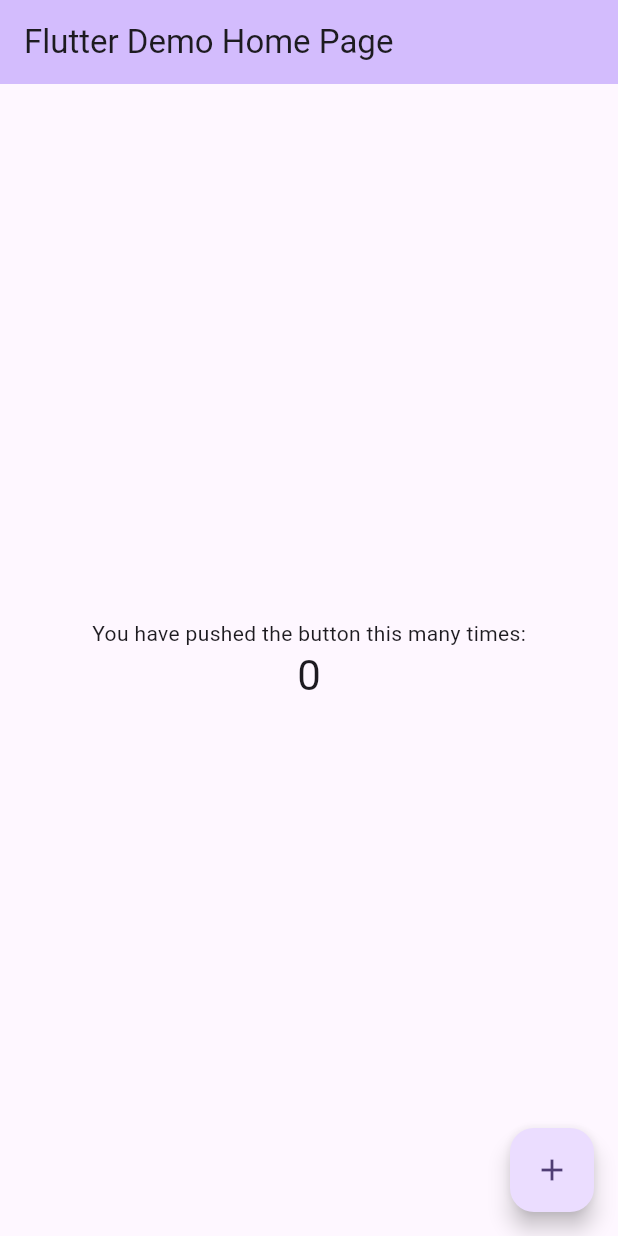
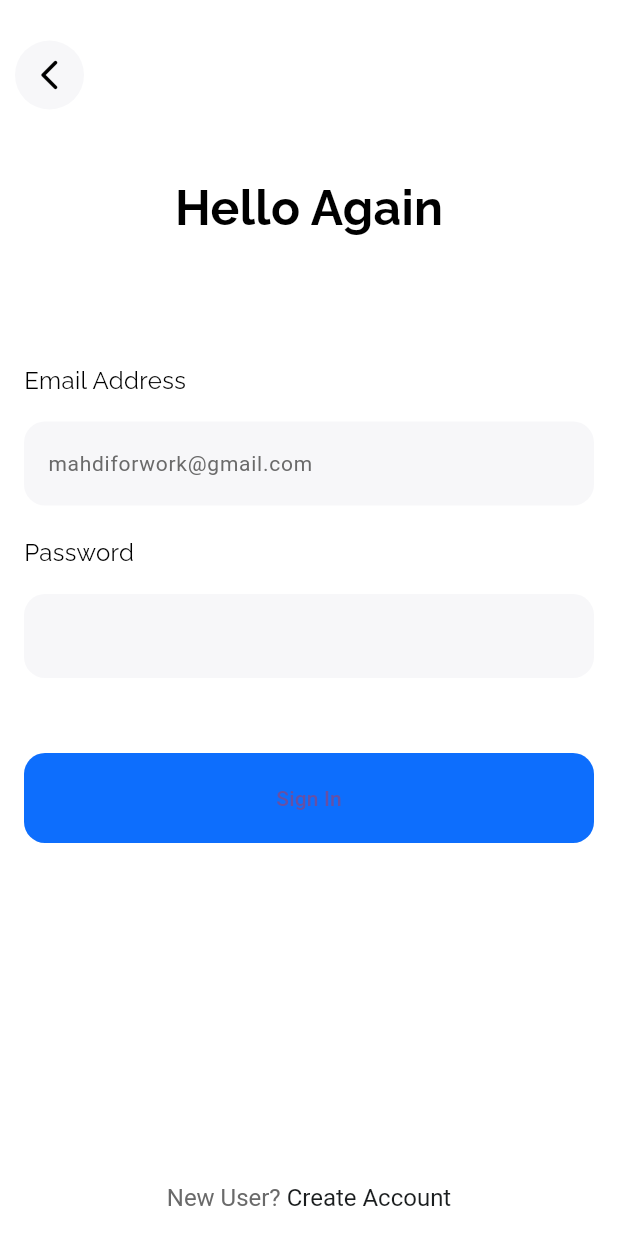
Before and after one commit to Om-Kakkad/MGM-GC, a Flutter app: the screen it shows after launch, on a phone screen of 412 x 824 dp. Run offline on Flutter 3.47's test engine with Material 3 defaults, Android fonts, the light colour scheme and no system bars; our stand-ins replace firebase_auth, firebase_core, fluttertoast, google_fonts; accounts and stored records are empty.

Commit message:
Add authentication service and home page with sign-out functionality. Not complete.

```diff
--- a/lib/main.dart
+++ b/lib/main.dart
@@ -1,128 +1,22 @@
 import 'package:flutter/material.dart';
 import 'package:mgm_gc/firebase_options.dart';
 import 'package:firebase_core/firebase_core.dart';
-import 'firebase_options.dart';
+import 'package:mgm_gc/pages/login/login.dart';
+import 'pages/signup/signup.dart';
 
 Future<void> main() async {
   WidgetsFlutterBinding.ensureInitialized();
 
   await Firebase.initializeApp(options: DefaultFirebaseOptions.currentPlatform);
+
   runApp(const MyApp());
 }
 
 class MyApp extends StatelessWidget {
   const MyApp({super.key});
 
-  // This widget is the root of your application.
   @override
   Widget build(BuildContext context) {
-    return MaterialApp(
-      title: 'Flutter Demo',
-      theme: ThemeData(
-        // This is the theme of your application.
-        //
-        // TRY THIS: Try running your application with "flutter run". You'll see
-        // the application has a purple toolbar. Then, without quitting the app,
-        // try changing the seedColor in the colorScheme below to Colors.green
-        // and then invoke "hot reload" (save your changes or press the "hot
-        // reload" button in a Flutter-supported IDE, or press "r" if you used
-        // the command line to start the app).
-        //
-        // Notice that the counter didn't reset back to zero; the application
-        // state is not lost during the reload. To reset the state, use hot
-        // restart instead.
-        //
-        // This works for code too, not just values: Most code changes can be
-        // tested with just a hot reload.
-        colorScheme: ColorScheme.fromSeed(seedColor: Colors.deepPurple),
-      ),
-      home: const MyHomePage(title: 'Flutter Demo Home Page'),
-    );
+    return MaterialApp(debugShowCheckedModeBanner: false, home: Login());
   }
 }
-
-class MyHomePage extends StatefulWidget {
-  const MyHomePage({super.key, required this.title});
-
-  // This widget is the home page of your application. It is stateful, meaning
-  // that it has a State object (defined below) that contains fields that affect
-  // how it looks.
-
-  // This class is the configuration for the state. It holds the values (in this
-  // case the title) provided by the parent (in this case the App widget) and
-  // used by the build method of the State. Fields in a Widget subclass are
-  // always marked "final".
-
-  final String title;
-
-  @override
-  State<MyHomePage> createState() => _MyHomePageState();
-}
-
-class _MyHomePageState extends State<MyHomePage> {
-  int _counter = 0;
-
-  void _incrementCounter() {
-    setState(() {
-      // This call to setState tells the Flutter framework that something has
-      // changed in this State, which causes it to rerun the build method below
-      // so that the display can reflect the updated values. If we changed
-      // _counter without calling setState(), then the build method would not be
-      // called again, and so nothing would appear to happen.
-      _counter++;
-    });
-  }
-
-  @override
-  Widget build(BuildContext context) {
-    // This method is rerun every time setState is called, for instance as done
-    // by the _incrementCounter method above.
-    //
-    // The Flutter framework has been optimized to make rerunning build methods
-    // fast, so that you can just rebuild anything that needs updating rather
-    // than having to individually change instances of widgets.
-    return Scaffold(
-      appBar: AppBar(
-        // TRY THIS: Try changing the color here to a specific color (to
-        // Colors.amber, perhaps?) and trigger a hot reload to see the AppBar
-        // change color while the other colors stay the same.
-        backgroundColor: Theme.of(context).colorScheme.inversePrimary,
-        // Here we take the value from the MyHomePage object that was created by
-        // the App.build method, and use it to set our appbar title.
-        title: Text(widget.title),
-      ),
-      body: Center(
-        // Center is a layout widget. It takes a single child and positions it
-        // in the middle of the parent.
-        child: Column(
-          // Column is also a layout widget. It takes a list of children and
-          // arranges them vertically. By default, it sizes itself to fit its
-          // children horizontally, and tries to be as tall as its parent.
-          //
-          // Column has various properties to control how it sizes itself and
-          // how it positions its children. Here we use mainAxisAlignment to
-          // center the children vertically; the main axis here is the vertical
-          // axis because Columns are vertical (the cross axis would be
-          // horizontal).
-          //
-          // TRY THIS: Invoke "debug painting" (choose the "Toggle Debug Paint"
-          // action in the IDE, or press "p" in the console), to see the
-          // wireframe for each widget.
-          mainAxisAlignment: MainAxisAlignment.center,
-          children: <Widget>[
-            const Text('You have pushed the button this many times:'),
-            Text(
-              '$_counter',
-              style: Theme.of(context).textTheme.headlineMedium,
-            ),
-          ],
-        ),
-      ),
-      floatingActionButton: FloatingActionButton(
-        onPressed: _incrementCounter,
-        tooltip: 'Increment',
-        child: const Icon(Icons.add),
-      ), // This trailing comma makes auto-formatting nicer for build methods.
-    );
-  }
-}
--- /dev/null
+++ b/lib/pages/login/login.dart
@@ -0,0 +1,197 @@
+import 'package:mgm_gc/pages/signup/signup.dart';
+import 'package:mgm_gc/services/auth_service.dart';
+import 'package:flutter/gestures.dart';
+import 'package:flutter/material.dart';
+import 'package:google_fonts/google_fonts.dart';
+
+class Login extends StatelessWidget {
+  Login({super.key});
+
+  final TextEditingController _emailController = TextEditingController();
+  final TextEditingController _passwordController = TextEditingController();
+
+  @override
+  Widget build(BuildContext context) {
+    return Scaffold(
+      backgroundColor: Colors.white,
+      resizeToAvoidBottomInset: true,
+      bottomNavigationBar: _signup(context),
+      appBar: AppBar(
+        backgroundColor: Colors.transparent,
+        elevation: 0,
+        toolbarHeight: 100,
+        leading: GestureDetector(
+          onTap: () {
+            Navigator.pop(context);
+          },
+          child: Container(
+            margin: const EdgeInsets.only(left: 10),
+            decoration: const BoxDecoration(
+              color: Color(0xffF7F7F9),
+              shape: BoxShape.circle,
+            ),
+            child: const Center(
+              child: Icon(
+                Icons.arrow_back_ios_new_rounded,
+                color: Colors.black,
+              ),
+            ),
+          ),
+        ),
+      ),
+      body: SafeArea(
+        child: SingleChildScrollView(
+          padding: const EdgeInsets.symmetric(horizontal: 16, vertical: 16),
+          child: Column(
+            mainAxisAlignment: MainAxisAlignment.start,
+            children: [
+              Center(
+                child: Text(
+                  'Hello Again',
+                  style: GoogleFonts.raleway(
+                    textStyle: const TextStyle(
+                      color: Colors.black,
+                      fontWeight: FontWeight.bold,
+                      fontSize: 32,
+                    ),
+                  ),
+                ),
+              ),
+              const SizedBox(height: 80),
+              _emailAddress(),
+              const SizedBox(height: 20),
+              _password(),
+              const SizedBox(height: 50),
+              _signin(context),
+            ],
+          ),
+        ),
+      ),
+    );
+  }
+
+  Widget _emailAddress() {
+    return Column(
+      mainAxisAlignment: MainAxisAlignment.start,
+      crossAxisAlignment: CrossAxisAlignment.start,
+      children: [
+        Text(
+          'Email Address',
+          style: GoogleFonts.raleway(
+            textStyle: const TextStyle(
+              color: Colors.black,
+              fontWeight: FontWeight.normal,
+              fontSize: 16,
+            ),
+          ),
+        ),
+        const SizedBox(height: 16),
+        TextField(
+          controller: _emailController,
+          decoration: InputDecoration(
+            filled: true,
+            hintText: 'mahdiforwork@gmail.com',
+            hintStyle: const TextStyle(
+              color: Color(0xff6A6A6A),
+              fontWeight: FontWeight.normal,
+              fontSize: 14,
+            ),
+            fillColor: const Color(0xffF7F7F9),
+            border: OutlineInputBorder(
+              borderSide: BorderSide.none,
+              borderRadius: BorderRadius.circular(14),
+            ),
+          ),
+        ),
+      ],
+    );
+  }
+
+  Widget _password() {
+    return Column(
+      mainAxisAlignment: MainAxisAlignment.start,
+      crossAxisAlignment: CrossAxisAlignment.start,
+      children: [
+        Text(
+          'Password',
+          style: GoogleFonts.raleway(
+            textStyle: const TextStyle(
+              color: Colors.black,
+              fontWeight: FontWeight.normal,
+              fontSize: 16,
+            ),
+          ),
+        ),
+        const SizedBox(height: 16),
+        TextField(
+          obscureText: true,
+          controller: _passwordController,
+          decoration: InputDecoration(
+            filled: true,
+            fillColor: const Color(0xffF7F7F9),
+            border: OutlineInputBorder(
+              borderSide: BorderSide.none,
+              borderRadius: BorderRadius.circular(14),
+            ),
+          ),
+        ),
+      ],
+    );
+  }
+
+  Widget _signin(BuildContext context) {
+    return ElevatedButton(
+      style: ElevatedButton.styleFrom(
+        backgroundColor: const Color(0xff0D6EFD),
+        shape: RoundedRectangleBorder(borderRadius: BorderRadius.circular(14)),
+        minimumSize: const Size(double.infinity, 60),
+        elevation: 0,
+      ),
+      onPressed: () async {
+        await AuthService().signin(
+          email: _emailController.text,
+          password: _passwordController.text,
+          context: context,
+        );
+      },
+      child: const Text("Sign In"),
+    );
+  }
+
+  Widget _signup(BuildContext context) {
+    return Padding(
+      padding: const EdgeInsets.only(bottom: 16),
+      child: RichText(
+        textAlign: TextAlign.center,
+        text: TextSpan(
+          children: [
+            const TextSpan(
+              text: "New User? ",
+              style: TextStyle(
+                color: Color(0xff6A6A6A),
+                fontWeight: FontWeight.normal,
+                fontSize: 16,
+              ),
+            ),
+            TextSpan(
+              text: "Create Account",
+              style: const TextStyle(
+                color: Color(0xff1A1D1E),
+                fontWeight: FontWeight.normal,
+                fontSize: 16,
+              ),
+              recognizer:
+                  TapGestureRecognizer()
+                    ..onTap = () {
+                      Navigator.push(
+                        context,
+                        MaterialPageRoute(builder: (context) => Signup()),
+                      );
+                    },
+            ),
+          ],
+        ),
+      ),
+    );
+  }
+}
--- /dev/null
+++ b/lib/services/auth_service.dart
@@ -0,0 +1,85 @@
+import 'package:firebase_auth/firebase_auth.dart';
+import 'package:flutter/material.dart';
+import 'package:fluttertoast/fluttertoast.dart';
+
+import '../pages/home/home.dart';
+import '../pages/login/login.dart';
+
+class AuthService {
+  Future<void> signup({
+    required String email,
+    required String password,
+    required BuildContext context,
+  }) async {
+    try {
+      await FirebaseAuth.instance.createUserWithEmailAndPassword(
+        email: email,
+        password: password,
+      );
+
+      await Future.delayed(const Duration(seconds: 1));
+      Navigator.pushReplacement(
+        context,
+        MaterialPageRoute(builder: (BuildContext context) => const Home()),
+      );
+    } on FirebaseAuthException catch (e) {
+      String message = '';
+      if (e.code == 'weak-password') {
+        message = 'The password provided is too weak.';
+      } else if (e.code == 'email-already-in-use') {
+        message = 'An account already exists with that email.';
+      }
+      Fluttertoast.showToast(
+        msg: message,
+        toastLength: Toast.LENGTH_LONG,
+        gravity: ToastGravity.SNACKBAR,
+        backgroundColor: Colors.black54,
+        textColor: Colors.white,
+        fontSize: 14.0,
+      );
+    } catch (e) {}
+  }
+
+  Future<void> signin({
+    required String email,
+    required String password,
+    required BuildContext context,
+  }) async {
+    try {
+      await FirebaseAuth.instance.signInWithEmailAndPassword(
+        email: email,
+        password: password,
+      );
+
+      await Future.delayed(const Duration(seconds: 1));
+      Navigator.pushReplacement(
+        context,
+        MaterialPageRoute(builder: (BuildContext context) => const Home()),
+      );
+    } on FirebaseAuthException catch (e) {
+      String message = '';
+      if (e.code == 'invalid-email') {
+        message = 'No user found for that email.';
+      } else if (e.code == 'invalid-credential') {
+        message = 'Wrong password provided for that user.';
+      }
+      Fluttertoast.showToast(
+        msg: message,
+        toastLength: Toast.LENGTH_LONG,
+        gravity: ToastGravity.SNACKBAR,
+        backgroundColor: Colors.black54,
+        textColor: Colors.white,
+        fontSize: 14.0,
+      );
+    } catch (e) {}
+  }
+
+  Future<void> signout({required BuildContext context}) async {
+    await FirebaseAuth.instance.signOut();
+    await Future.delayed(const Duration(seconds: 1));
+    Navigator.pushReplacement(
+      context,
+      MaterialPageRoute(builder: (BuildContext context) => Login()),
+    );
+  }
+}
```
Also changed, not shown: lib/pages/home/home.dart (added, +63 -0 lines), lib/pages/signup/signup.dart (added, +178 -0 lines), pubspec.yaml (+7 -69 lines), pubspec.lock, 4 other files.
